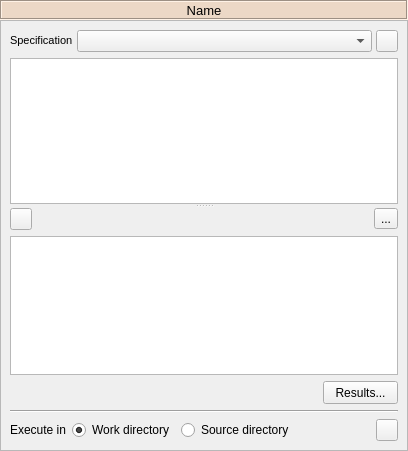
First picture: the form in spine_items/tool/ui/tool_properties.ui, repository spine-tools/spine-items, before the edit.
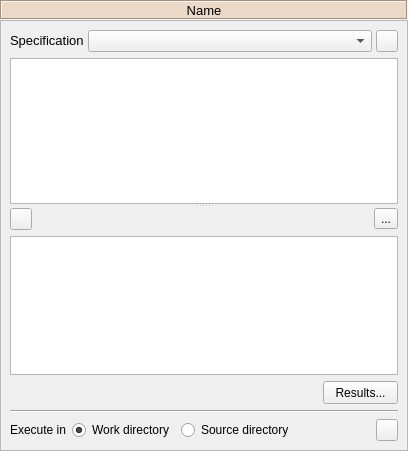
Second picture: the form after the edit. Icons and pictures are not drawn. Custom widgets are drawn as their Qt base class.

```diff
--- a/spine_items/tool/ui/tool_properties.ui
+++ b/spine_items/tool/ui/tool_properties.ui
@@ -127,7 +127,7 @@
            </property>
            <property name="font">
             <font>
-             <pointsize>8</pointsize>
+             <pointsize>10</pointsize>
             </font>
            </property>
            <property name="text">
```
Left out of the diff: 2 changed lines with no effect on the pictures.
